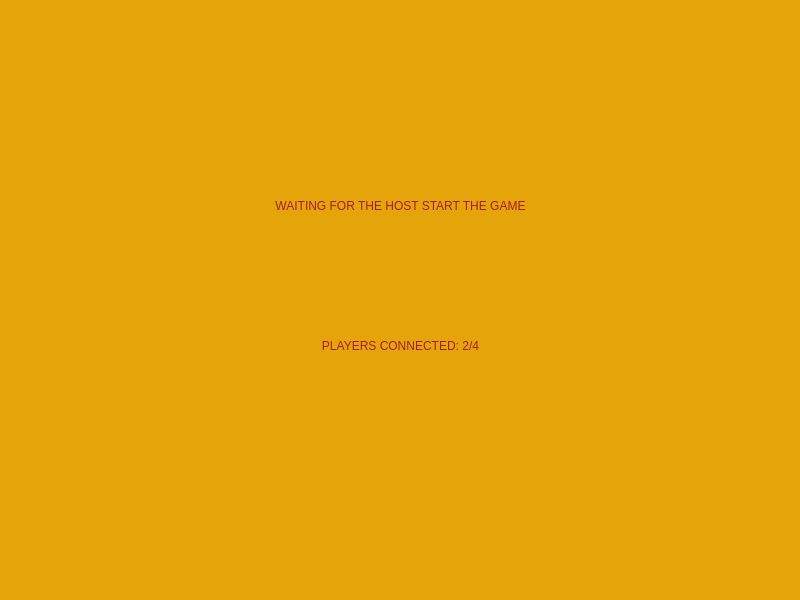
Above: client/view/menu/pages/joinwaitingpage.ui from valentinbersi/DuckGame-Recreation before the change. Below: the same form after it.
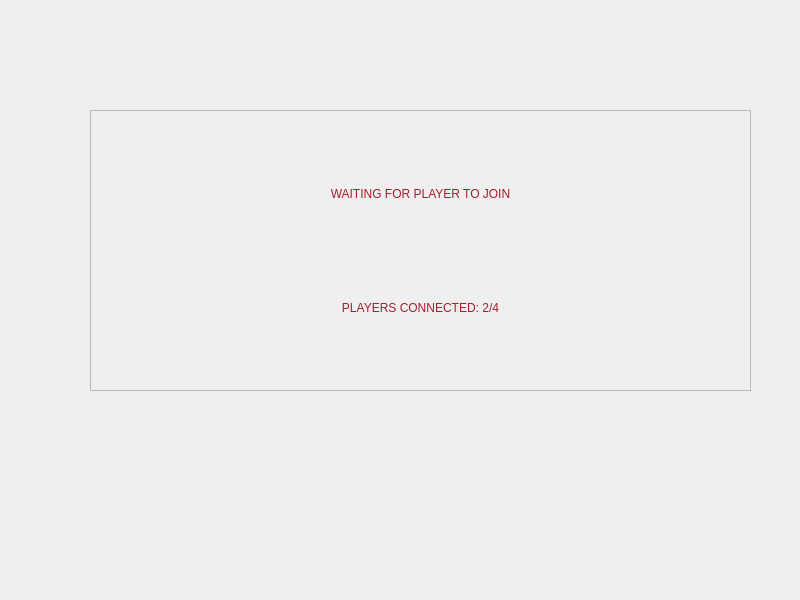
That is the form after the change.

Commit message: add labelMatchID in hostwaitingpage

Patch:
```diff
--- a/client/view/menu/pages/joinwaitingpage.ui
+++ b/client/view/menu/pages/joinwaitingpage.ui
@@ -19,43 +19,45 @@
   <property name="windowTitle">
    <string>joinwaitingpage</string>
   </property>
-  <property name="styleSheet">
-   <string notr="true">background-color: rgb(229, 165, 10);</string>
-  </property>
-  <widget class="QLabel" name="label_2">
+  <widget class="QFrame" name="frame">
    <property name="geometry">
     <rect>
-     <x>0</x>
-     <y>280</y>
-     <width>801</width>
-     <height>131</height>
+     <x>90</x>
+     <y>110</y>
+     <width>661</width>
+     <height>281</height>
     </rect>
    </property>
    <property name="styleSheet">
-    <string notr="true">color:  rgb(165, 29, 45);</string>
+    <string notr="true">QFrame #frame {
+background-color: rgba(229, 165, 10, 0.95);
+border-radius: 30px;
+}</string>
    </property>
-   <property name="text">
-    <string>PLAYERS CONNECTED: 2/4</string>
+   <property name="frameShape">
+    <enum>QFrame::StyledPanel</enum>
    </property>
-   <property name="alignment">
-    <set>Qt::AlignCenter</set>
+   <property name="frameShadow">
+    <enum>QFrame::Raised</enum>
    </property>
-  </widget>
-  <widget class="QLabel" name="label">
+   <widget class="QWidget" name="verticalLayoutWidget">
    <property name="geometry">
     <rect>
-     <x>0</x>
-     <y>140</y>
-     <width>801</width>
-     <height>131</height>
-    </rect>
-   </property>
+      <x>10</x>
+      <y>30</y>
+      <width>641</width>
+      <height>221</height>
+     </rect>
+    </property>
+    <layout class="QVBoxLayout" name="verticalLayout">
+     <item>
+      <widget class="QLabel" name="labelWaitingMsg">
    <property name="styleSheet">
     <string notr="true">color: rgb(165, 29, 45);
 </string>
    </property>
    <property name="text">
-    <string>WAITING FOR THE HOST START THE GAME</string>
+        <string>WAITING FOR PLAYER TO JOIN</string>
    </property>
    <property name="textFormat">
     <enum>Qt::AutoText</enum>
@@ -63,6 +65,23 @@
    <property name="alignment">
     <set>Qt::AlignCenter</set>
    </property>
+      </widget>
+     </item>
+     <item>
+      <widget class="QLabel" name="labelPlayersConnected">
+       <property name="styleSheet">
+        <string notr="true">color:  rgb(165, 29, 45);</string>
+       </property>
+       <property name="text">
+        <string>PLAYERS CONNECTED: 2/4</string>
+       </property>
+       <property name="alignment">
+        <set>Qt::AlignCenter</set>
+       </property>
+      </widget>
+     </item>
+    </layout>
+   </widget>
   </widget>
  </widget>
  <resources/>
```
Lines whose indentation alone changed are shown as unchanged. The commit also changes 3 other files.
